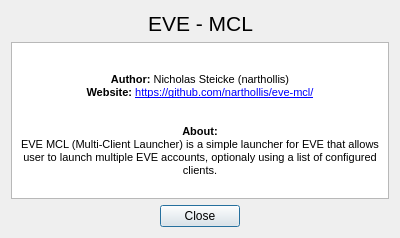
This is mcl/gui/dialogs/about.ui in narthollis/eve-mcl as Qt 5 draws it before an edit. The edited form follows.
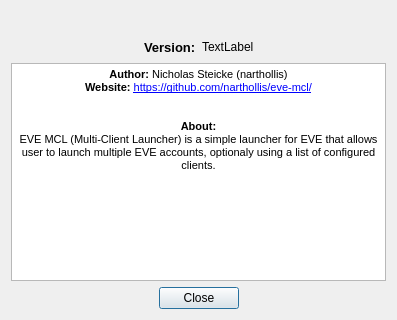
This is the edited form. Icons and pictures are not drawn.

Commit message: Add icon to about page, version info to about page

The edit to the form file:
```diff
--- a/mcl/gui/dialogs/about.ui
+++ b/mcl/gui/dialogs/about.ui
@@ -6,8 +6,8 @@
    <rect>
     <x>0</x>
     <y>0</y>
-    <width>400</width>
-    <height>238</height>
+    <width>397</width>
+    <height>320</height>
    </rect>
   </property>
   <property name="windowTitle">
@@ -44,16 +44,100 @@
      </item>
      <item row="0" column="1">
       <widget class="QLabel" name="label">
+       <property name="maximumSize">
+        <size>
+         <width>128</width>
+         <height>128</height>
+        </size>
+       </property>
+       <property name="text">
+        <string/>
+       </property>
+       <property name="pixmap">
+        <pixmap resource="../main_window.qrc">:/icons/icons/MCL.png</pixmap>
+       </property>
+       <property name="scaledContents">
+        <bool>true</bool>
+       </property>
+      </widget>
+     </item>
+     <item row="0" column="2">
+      <spacer name="horizontalSpacer_2">
+       <property name="orientation">
+        <enum>Qt::Horizontal</enum>
+       </property>
+       <property name="sizeHint" stdset="0">
+        <size>
+         <width>40</width>
+         <height>20</height>
+        </size>
+       </property>
+      </spacer>
+     </item>
+     <item row="0" column="0">
+      <spacer name="horizontalSpacer">
+       <property name="orientation">
+        <enum>Qt::Horizontal</enum>
+       </property>
+       <property name="sizeHint" stdset="0">
+        <size>
+         <width>40</width>
+         <height>20</height>
+        </size>
+       </property>
+      </spacer>
+     </item>
+    </layout>
+   </item>
+   <item>
+    <layout class="QHBoxLayout" name="horizontalLayout_2">
+     <item>
+      <spacer name="horizontalSpacer_6">
+       <property name="orientation">
+        <enum>Qt::Horizontal</enum>
+       </property>
+       <property name="sizeHint" stdset="0">
+        <size>
+         <width>40</width>
+         <height>20</height>
+        </size>
+       </property>
+      </spacer>
+     </item>
+     <item>
+      <widget class="QLabel" name="label_2">
        <property name="font">
         <font>
-         <pointsize>16</pointsize>
+         <pointsize>10</pointsize>
+         <weight>75</weight>
+         <bold>true</bold>
         </font>
        </property>
        <property name="text">
-        <string>EVE - MCL</string>
+        <string>Version:</string>
        </property>
       </widget>
      </item>
+     <item>
+      <widget class="QLabel" name="versionLabel">
+       <property name="text">
+        <string>TextLabel</string>
+       </property>
+      </widget>
+     </item>
+     <item>
+      <spacer name="horizontalSpacer_5">
+       <property name="orientation">
+        <enum>Qt::Horizontal</enum>
+       </property>
+       <property name="sizeHint" stdset="0">
+        <size>
+         <width>40</width>
+         <height>20</height>
+        </size>
+       </property>
+      </spacer>
+     </item>
     </layout>
    </item>
    <item>
@@ -63,8 +147,6 @@
 &lt;html&gt;&lt;head&gt;&lt;meta name=&quot;qrichtext&quot; content=&quot;1&quot; /&gt;&lt;style type=&quot;text/css&quot;&gt;
 p, li { white-space: pre-wrap; }
 &lt;/style&gt;&lt;/head&gt;&lt;body style=&quot; font-family:'MS Shell Dlg 2'; font-size:8.25pt; font-weight:400; font-style:normal;&quot;&gt;
-&lt;p align=&quot;center&quot; style=&quot;-qt-paragraph-type:empty; margin-top:0px; margin-bottom:0px; margin-left:0px; margin-right:0px; -qt-block-indent:0; text-indent:0px; font-size:8pt;&quot;&gt;&lt;br /&gt;&lt;/p&gt;
-&lt;p align=&quot;center&quot; style=&quot;-qt-paragraph-type:empty; margin-top:0px; margin-bottom:0px; margin-left:0px; margin-right:0px; -qt-block-indent:0; text-indent:0px; font-size:8pt;&quot;&gt;&lt;br /&gt;&lt;/p&gt;
 &lt;p align=&quot;center&quot; style=&quot; margin-top:0px; margin-bottom:0px; margin-left:0px; margin-right:0px; -qt-block-indent:0; text-indent:0px;&quot;&gt;&lt;span style=&quot; font-size:8pt; font-weight:600;&quot;&gt;Author: &lt;/span&gt;&lt;span style=&quot; font-size:8pt;&quot;&gt;Nicholas Steicke (narthollis)&lt;/span&gt;&lt;/p&gt;
 &lt;p align=&quot;center&quot; style=&quot; margin-top:0px; margin-bottom:0px; margin-left:0px; margin-right:0px; -qt-block-indent:0; text-indent:0px;&quot;&gt;&lt;span style=&quot; font-size:8pt; font-weight:600;&quot;&gt;Website: &lt;/span&gt;&lt;a href=&quot;https://github.com/narthollis/eve-mcl/&quot;&gt;&lt;span style=&quot; font-size:8pt; text-decoration: underline; color:#0000ff;&quot;&gt;https://github.com/narthollis/eve-mcl/&lt;/span&gt;&lt;/a&gt;&lt;/p&gt;
 &lt;p align=&quot;center&quot; style=&quot;-qt-paragraph-type:empty; margin-top:0px; margin-bottom:0px; margin-left:0px; margin-right:0px; -qt-block-indent:0; text-indent:0px; font-size:8pt; font-weight:600;&quot;&gt;&lt;br /&gt;&lt;/p&gt;
```
Left out of the diff: 30 changed lines with no effect on the pictures. The commit also changes 1 other file.
